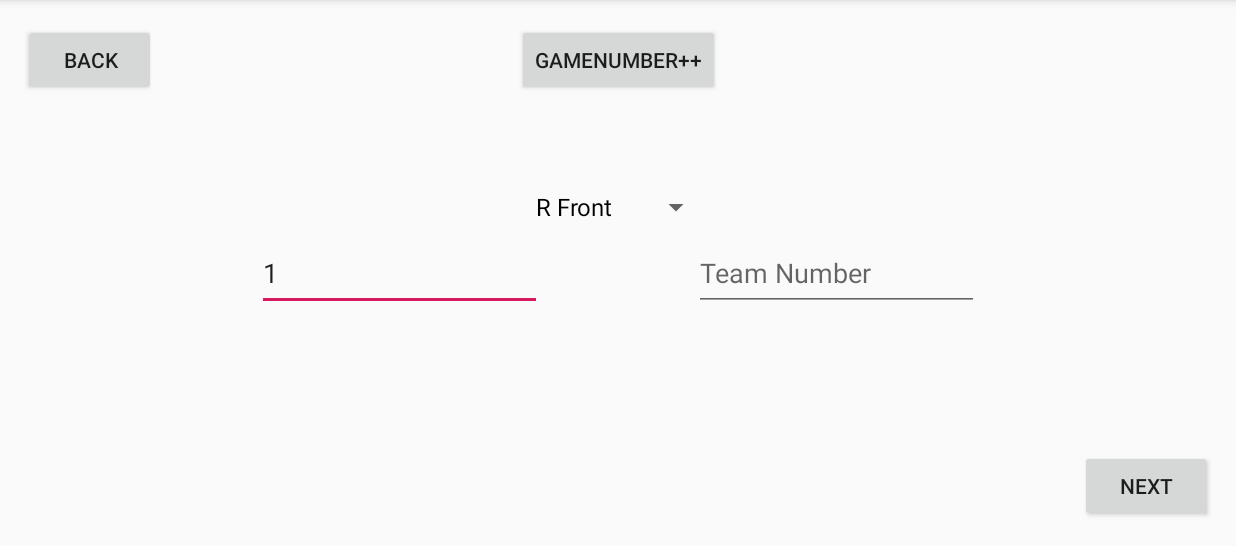
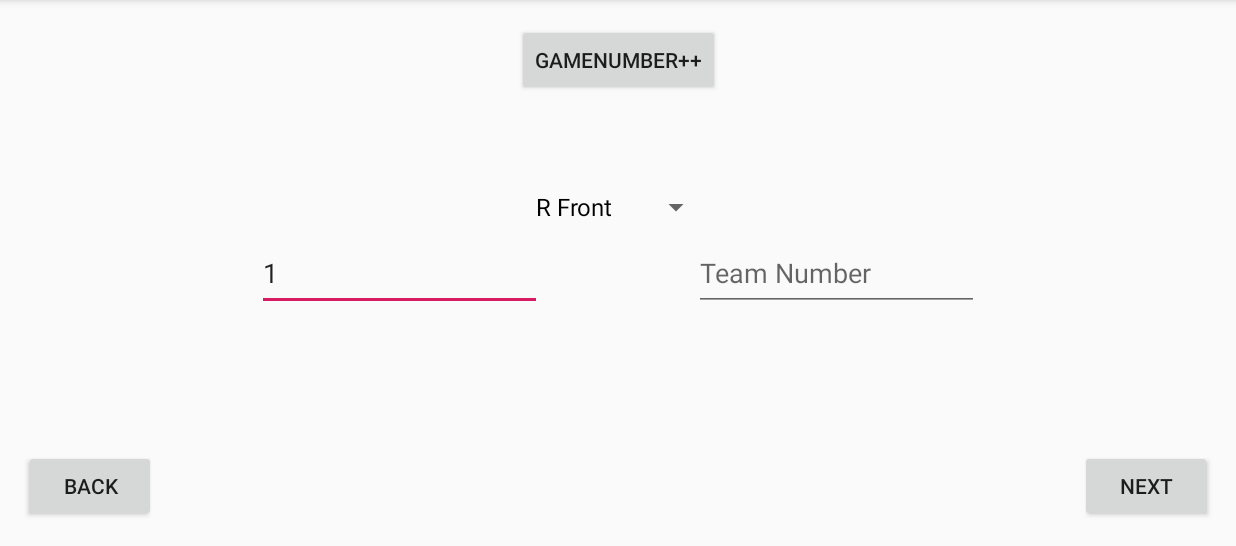
Before and after one commit to DolevGr/Scouting-App-2020, an Android app: the GameFormActivity screen opened directly, with no data from a screen before it, on a phone screen of 824 x 412 dp (held sideways), the part 72-618 px from its top. Run offline under Robolectric (Android 15) with nearby library versions, the phone set to English and light mode, and no system bars; 1 statement that could not run was skipped.

Commit message:
Starting coding Edit Form Activity

```diff
--- a/app/src/main/res/layout/activity_game_form.xml
+++ b/app/src/main/res/layout/activity_game_form.xml
@@ -69,9 +69,9 @@
         android:layout_height="wrap_content"
         android:layout_marginStart="16dp"
         android:layout_marginLeft="16dp"
-        android:layout_marginTop="16dp"
+        android:layout_marginBottom="16dp"
         android:text="Back"
-        app:layout_constraintStart_toStartOf="parent"
-        app:layout_constraintTop_toTopOf="parent" />
+        app:layout_constraintBottom_toBottomOf="parent"
+        app:layout_constraintStart_toStartOf="parent" />
 
 </androidx.constraintlayout.widget.ConstraintLayout>
```
